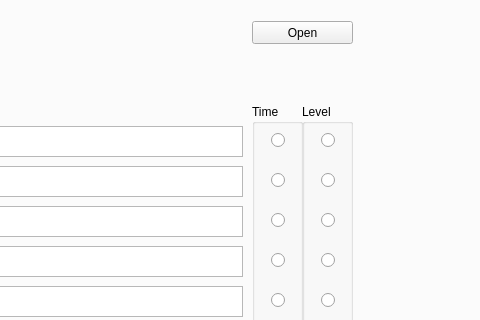
First picture: the form in pyllogs.ui, repository baesomi/pyllogs, before the edit; both pictures show x 320 to 800 and y 129 to 449 of the 800 by 600 pixel window.
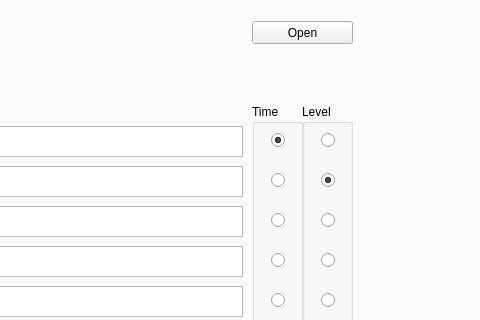
Second picture: the form after the edit.

Commit message: (완료) 입력 값 validation (완료) 입력 값 저장 (RegexGroup 클래스 및 관련 메소드 추가) (진행) 로그 처리 로직

Patch:
```diff
--- a/pyllogs.ui
+++ b/pyllogs.ui
@@ -220,6 +220,9 @@
                             <property name="text">
                                 <string/>
                             </property>
+                            <property name="checked">
+                                <bool>true</bool>
+                            </property>
                         </widget>
                         <widget class="QRadioButton" name="time_group2">
                             <property name="geometry">
@@ -311,6 +314,9 @@
                             <property name="text">
                                 <string/>
                             </property>
+                            <property name="checked">
+                                <bool>true</bool>
+                            </property>
                         </widget>
                         <widget class="QRadioButton" name="level_group3">
                             <property name="geometry">
```
The commit also changes 2 other files.
